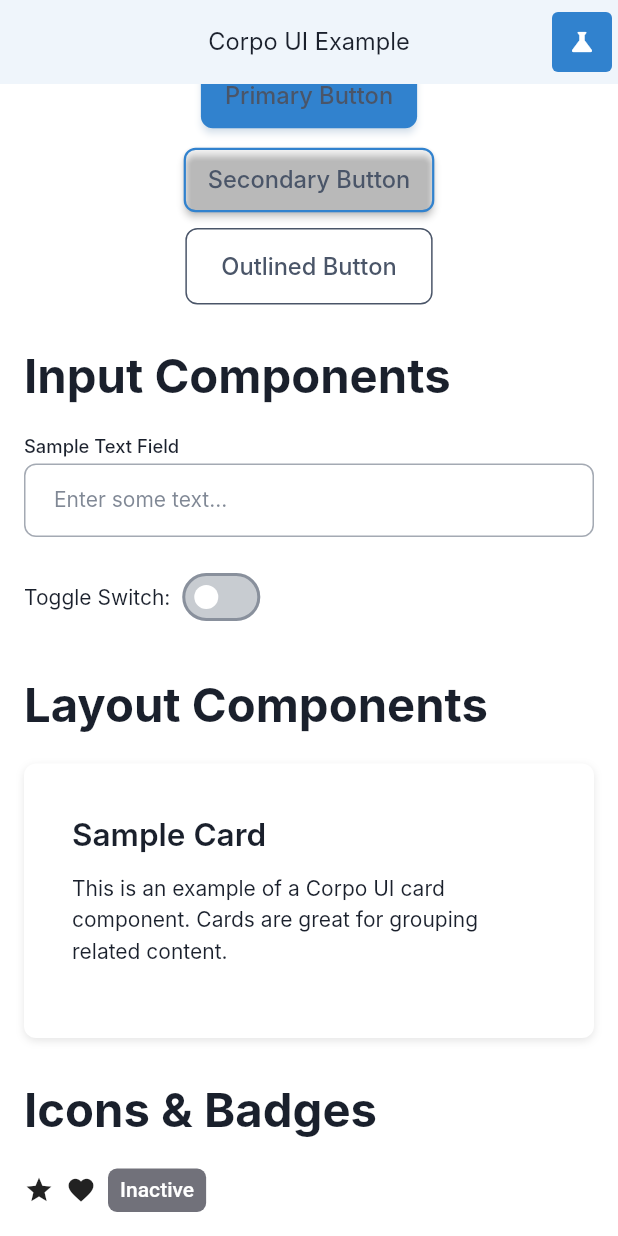
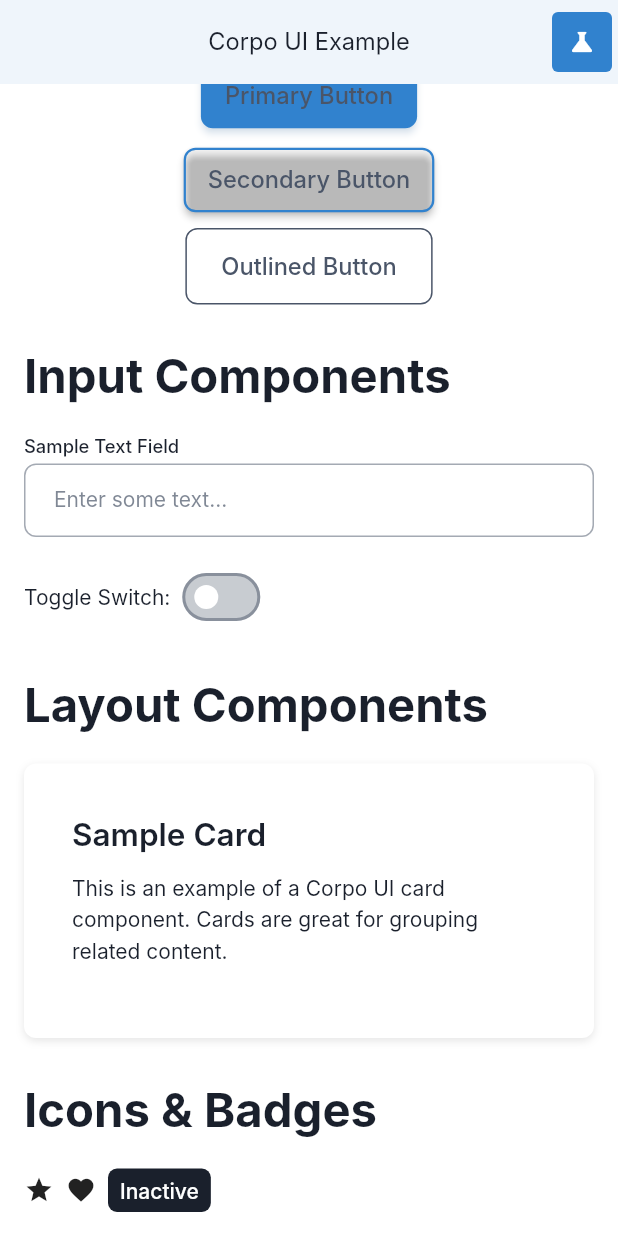
Before and after one commit to sazardev/corpo_ui, a Flutter app: the screen it shows after launch, scrolled down 486 dp, on a phone screen of 412 x 824 dp. Run offline on Flutter 3.47's test engine with Material 3 defaults, Android fonts, the phone set to English and light mode, and no system bars; Roboto replaces fonts that are missing (Inter); project files that could hold a hidden picture were left out.

Commit message:
Refactor components to utilize design tokens for consistent styling
- Updated `corpo_data_table.dart` to replace constants with design tokens for spacing, typography, and colors.
- Refactored `corpo_expansion_panel.dart` to use design tokens for padding and spacing.
- Modified `corpo_list_tile.dart` to implement design tokens for padding, colors, and text styles.
- Adjusted `corpo_stepper.dart` to apply design tokens for padding and margin.
- Enhanced `corpo_timeline.dart` to utilize design tokens for spacing and padding.
- Updated `corpo_skeleton.dart` to align spacing with design tokens.
- Refactored `corpo_icon.dart` to use design tokens for colors and icon sizes.
- Changed `corpo_divider.dart` to apply design tokens for color.
- Updated `corpo_image.dart` to use design tokens for border radius.
- Modified `corpo_spinner.dart` to utilize design tokens for color.
- Refactored `corpo_text.dart` to apply design tokens for color.

```diff
--- a/lib/src/components/avatars/corpo_avatar.dart
+++ b/lib/src/components/avatars/corpo_avatar.dart
@@ -18,7 +18,7 @@
 ///
 /// CorpoAvatar.initials(
 ///   'Jane Smith',
-///   backgroundColor: CorpoColors.primary500,
+///   backgroundColor: CorpoDesignTokens().primaryColor,
 /// )
 ///
 /// CorpoAvatar.withStatus(
--- a/lib/src/components/badges/corpo_badge.dart
+++ b/lib/src/components/badges/corpo_badge.dart
@@ -33,9 +33,7 @@ library;
 
 import 'package:flutter/material.dart';
 
-import '../../constants/colors.dart';
-import '../../constants/spacing.dart';
-import '../../constants/typography.dart';
+import '../../design_tokens.dart';
 
 /// Badge variant types for different semantic meanings.
 ///
@@ -179,29 +177,38 @@ class CorpoBadge extends StatelessWidget {
 
   @override
   Widget build(BuildContext context) {
+    final CorpoDesignTokens tokens = CorpoDesignTokens();
     final ThemeData theme = Theme.of(context);
     final bool isDark = theme.brightness == Brightness.dark;
 
     // Build notification badge if child is provided
     if (child != null) {
-      return _buildNotificationBadge(isDark);
+      return _buildNotificationBadge(isDark, tokens);
     }
 
     // Build regular badge
-    return _buildBadge(isDark);
+    return _buildBadge(isDark, tokens);
   }
 
-  /// Builds a notification badge positioned over a child widget.
-  Widget _buildNotificationBadge(bool isDark) => Stack(
-    clipBehavior: Clip.none,
-    children: <Widget>[
-      child!,
-      Positioned(top: -8, right: -8, child: _buildBadge(isDark)),
-    ],
-  );
+  /// Determines if badge should be shown for notification badges.
+  bool _shouldShowBadge() {
+    return count != null && count! > 0;
+  }
+
+  /// Builds a notification badge with count indicator.
+  Widget _buildNotificationBadge(bool isDark, CorpoDesignTokens tokens) {
+    return Stack(
+      clipBehavior: Clip.none,
+      children: [
+        child!,
+        if (_shouldShowBadge())
+          Positioned(top: -8, right: -8, child: _buildBadge(isDark, tokens)),
+      ],
+    );
+  }
 
   /// Builds the main badge widget.
-  Widget _buildBadge(bool isDark) {
+  Widget _buildBadge(bool isDark, CorpoDesignTokens tokens) {
     final String displayText = _getDisplayText();
     final bool isEmpty = displayText.isEmpty && style != CorpoBadgeStyle.dot;
 
@@ -209,12 +216,12 @@ class CorpoBadge extends StatelessWidget {
       return const SizedBox.shrink();
     }
 
-    final EdgeInsets padding = _getPadding();
-    final BorderRadius borderRadius = _getBorderRadius();
-    final Color backgroundColor = _getBackgroundColor(isDark);
-    final Color textColor = _getTextColor(isDark);
-    final Color borderColor = _getBorderColor(isDark);
-    final TextStyle textStyle = _getTextStyle();
+    final EdgeInsets padding = _getPadding(tokens);
+    final BorderRadius borderRadius = _getBorderRadius(tokens);
+    final Color backgroundColor = _getBackgroundColor(isDark, tokens);
+    final Color textColor = _getTextColor(isDark, tokens);
+    final Color borderColor = _getBorderColor(isDark, tokens);
+    final TextStyle textStyle = _getTextStyle(tokens);
     final double minSize = _getMinSize();
 
     Widget badgeContent;
@@ -237,9 +244,9 @@ class CorpoBadge extends StatelessWidget {
       final List<Widget> children = <Widget>[];
 
       if (icon != null) {
-        children.add(Icon(icon, size: _getIconSize(), color: textColor));
+        children.add(Icon(icon, size: _getIconSize(tokens), color: textColor));
         if (displayText.isNotEmpty) {
-          children.add(const SizedBox(width: CorpoSpacing.extraSmall));
+          children.add(SizedBox(width: tokens.spacing1x));
         }
       }
 
@@ -286,39 +293,36 @@ class CorpoBadge extends StatelessWidget {
   }
 
   /// Gets the padding based on size and style.
-  EdgeInsets _getPadding() {
+  EdgeInsets _getPadding(CorpoDesignTokens tokens) {
     if (style == CorpoBadgeStyle.dot) {
       return EdgeInsets.zero;
     }
 
     switch (size) {
       case CorpoBadgeSize.small:
-        return const EdgeInsets.symmetric(
-          horizontal: CorpoSpacing.extraSmall,
-          vertical: 2,
-        );
+        return EdgeInsets.symmetric(horizontal: tokens.spacing1x, vertical: 2);
       case CorpoBadgeSize.medium:
-        return const EdgeInsets.symmetric(
-          horizontal: CorpoSpacing.small,
-          vertical: CorpoSpacing.extraSmall,
+        return EdgeInsets.symmetric(
+          horizontal: tokens.spacing2x,
+          vertical: tokens.spacing1x,
         );
       case CorpoBadgeSize.large:
-        return const EdgeInsets.symmetric(
-          horizontal: CorpoSpacing.small,
-          vertical: CorpoSpacing.extraSmall + 2,
+        return EdgeInsets.symmetric(
+          horizontal: tokens.spacing2x,
+          vertical: tokens.spacing1x + 2,
         );
     }
   }
 
   /// Gets the border radius based on size.
-  BorderRadius _getBorderRadius() {
+  BorderRadius _getBorderRadius(CorpoDesignTokens tokens) {
     switch (size) {
       case CorpoBadgeSize.small:
-        return BorderRadius.circular(CorpoSpacing.extraSmall);
+        return BorderRadius.circular(tokens.spacing1x);
       case CorpoBadgeSize.medium:
-        return BorderRadius.circular(CorpoSpacing.extraSmall + 2);
+        return BorderRadius.circular(tokens.spacing1x + 2);
       case CorpoBadgeSize.large:
-        return BorderRadius.circular(CorpoSpacing.small);
+        return BorderRadius.circular(tokens.spacing2x);
     }
   }
 
@@ -335,39 +339,51 @@ class CorpoBadge extends StatelessWidget {
   }
 
   /// Gets the icon size based on badge size.
-  double _getIconSize() {
+  double _getIconSize(CorpoDesignTokens tokens) {
     switch (size) {
       case CorpoBadgeSize.small:
-        return 12;
+        return tokens.fontSizeSmall;
       case CorpoBadgeSize.medium:
-        return 14;
+        return tokens.baseFontSize;
       case CorpoBadgeSize.large:
-        return 16;
+        return tokens.fontSizeLarge;
     }
   }
 
   /// Gets the text style based on size.
-  TextStyle _getTextStyle() {
+  TextStyle _getTextStyle(CorpoDesignTokens tokens) {
     switch (size) {
       case CorpoBadgeSize.small:
-        return CorpoTypography.labelSmall;
+        return TextStyle(
+          fontSize: tokens.fontSizeSmall,
+          fontFamily: tokens.fontFamily,
+          fontWeight: FontWeight.w500,
+        );
       case CorpoBadgeSize.medium:
-        return CorpoTypography.labelMedium;
+        return TextStyle(
+          fontSize: tokens.baseFontSize,
+          fontFamily: tokens.fontFamily,
+          fontWeight: FontWeight.w500,
+        );
       case CorpoBadgeSize.large:
-        return CorpoTypography.labelLarge;
+        return TextStyle(
+          fontSize: tokens.fontSizeLarge,
+          fontFamily: tokens.fontFamily,
+          fontWeight: FontWeight.w500,
+        );
     }
   }
 
   /// Gets the background color based on variant and style.
-  Color _getBackgroundColor(bool isDark) {
+  Color _getBackgroundColor(bool isDark, CorpoDesignTokens tokens) {
     switch (style) {
       case CorpoBadgeStyle.filled:
       case CorpoBadgeStyle.dot:
-        return _getVariantColor(variant, isDark);
+        return _getVariantColor(variant, isDark, tokens);
       case CorpoBadgeStyle.outlined:
         return Colors.transparent;
       case CorpoBadgeStyle.subtle:
-        final Color baseColor = _getVariantColor(variant, isDark);
+        final Color baseColor = _getVariantColor(variant, isDark, tokens);
         return Color.fromARGB(
           (0.1 * 255).round(),
           (baseColor.r * 255.0).round() & 0xff,
@@ -378,39 +394,44 @@ class CorpoBadge extends StatelessWidget {
   }
 
   /// Gets the text color based on variant and style.
-  Color _getTextColor(bool isDark) {
+  Color _getTextColor(bool isDark, CorpoDesignTokens tokens) {
     switch (style) {
       case CorpoBadgeStyle.filled:
       case CorpoBadgeStyle.dot:
         return _isLightVariant(variant)
-            ? CorpoColors.neutral800
-            : CorpoColors.neutralWhite;
+            ? tokens.textPrimary
+            : tokens.surfaceColor;
       case CorpoBadgeStyle.outlined:
       case CorpoBadgeStyle.subtle:
-        return _getVariantColor(variant, isDark);
+        return _getVariantColor(variant, isDark, tokens);
     }
   }
 
   /// Gets the border color for outlined badges.
-  Color _getBorderColor(bool isDark) => _getVariantColor(variant, isDark);
+  Color _getBorderColor(bool isDark, CorpoDesignTokens tokens) =>
+      _getVariantColor(variant, isDark, tokens);
 
   /// Gets the color for a specific variant.
-  Color _getVariantColor(CorpoBadgeVariant variant, bool isDark) {
+  Color _getVariantColor(
+    CorpoBadgeVariant variant,
+    bool isDark,
+    CorpoDesignTokens tokens,
+  ) {
     switch (variant) {
       case CorpoBadgeVariant.neutral:
-        return isDark ? CorpoColors.neutral600 : CorpoColors.neutral500;
+        return isDark ? tokens.textSecondary : tokens.textPrimary;
       case CorpoBadgeVariant.primary:
-        return CorpoColors.primary500;
+        return tokens.primaryColor;
       case CorpoBadgeVariant.secondary:
-        return isDark ? CorpoColors.neutral500 : CorpoColors.neutral600;
+        return isDark ? tokens.textSecondary : tokens.textPrimary;
       case CorpoBadgeVariant.success:
-        return CorpoColors.success;
+        return tokens.successColor;
       case CorpoBadgeVariant.warning:
-        return CorpoColors.warning;
+        return tokens.warningColor;
       case CorpoBadgeVariant.error:
-        return CorpoColors.error;
+        return tokens.errorColor;
       case CorpoBadgeVariant.info:
-        return CorpoColors.info;
+        return tokens.infoColor;
     }
   }
 
--- a/lib/src/components/feedback/corpo_skeleton.dart
+++ b/lib/src/components/feedback/corpo_skeleton.dart
@@ -87,7 +87,7 @@ class CorpoSkeleton extends StatefulWidget {
     super.key,
     this.lines = 1,
     this.lineHeight = 16.0,
-    this.spacing = 8.0, // CorpoSpacing.small equivalent
+    this.spacing = 8.0, // CorpoDesignTokens().spacing2x equivalent
     this.animation = CorpoSkeletonAnimation.shimmer,
     this.baseColor,
     this.highlightColor,
--- a/lib/src/components/icons/corpo_icon.dart
+++ b/lib/src/components/icons/corpo_icon.dart
@@ -14,7 +14,7 @@
 /// CorpoIcon(
 ///   Icons.person,
 ///   size: CorpoIconSize.medium,
-///   color: CorpoColors.primary500,
+///   color: CorpoDesignTokens().primaryColor,
 /// )
 ///
 /// CorpoIcon.semantic(
@@ -31,8 +31,7 @@ library;
 
 import 'package:flutter/material.dart';
 
-import '../../constants/colors.dart';
-import '../../constants/spacing.dart';
+import '../../design_tokens.dart';
 
 /// Icon size variants for different use cases.
 ///
@@ -253,6 +252,7 @@ class CorpoIcon extends StatelessWidget {
 
   @override
   Widget build(BuildContext context) {
+    final CorpoDesignTokens tokens = CorpoDesignTokens();
     final ThemeData theme = Theme.of(context);
     final bool isDark = theme.brightness == Brightness.dark;
 
@@ -260,10 +260,10 @@ class CorpoIcon extends StatelessWidget {
     final IconData effectiveIconData = _getEffectiveIconData();
 
     // Calculate icon size in pixels
-    final double iconSize = _getIconSizeInPixels();
+    final double iconSize = _getIconSizeInPixels(tokens);
 
     // Determine effective color
-    final Color effectiveColor = _getEffectiveColor(theme, isDark);
+    final Color effectiveColor = _getEffectiveColor(theme, isDark, tokens);
 
     // Build the icon widget
     final Widget iconWidget = Icon(
@@ -277,9 +277,9 @@ class CorpoIcon extends StatelessWidget {
     if (onTap != null) {
       return InkWell(
         onTap: onTap,
-        borderRadius: BorderRadius.circular(CorpoSpacing.extraSmall),
+        borderRadius: BorderRadius.circular(tokens.spacing1x),
         child: Padding(
-          padding: const EdgeInsets.all(CorpoSpacing.extraSmall),
+          padding: EdgeInsets.all(tokens.spacing1x),
           child: iconWidget,
         ),
       );
@@ -388,26 +388,30 @@ class CorpoIcon extends StatelessWidget {
     }
   }
 
-  /// Converts size enum to pixel value.
-  double _getIconSizeInPixels() {
+  /// Converts size enum to pixel value using design tokens.
+  double _getIconSizeInPixels(CorpoDesignTokens tokens) {
     switch (size) {
       case CorpoIconSize.extraSmall:
-        return 12;
+        return tokens.spacing3x; // 12px
       case CorpoIconSize.small:
-        return 16;
+        return tokens.spacing4x; // 16px
       case CorpoIconSize.medium:
-        return 20;
+        return tokens.spacing4x * 1.25; // 20px (16 * 1.25)
       case CorpoIconSize.large:
-        return 24;
+        return tokens.spacing6x; // 24px
       case CorpoIconSize.extraLarge:
-        return 32;
+        return tokens.spacing8x; // 32px
       case CorpoIconSize.xxLarge:
-        return 48;
+        return tokens.spacing12x; // 48px
     }
   }
 
-  /// Determines the effective color based on context.
-  Color _getEffectiveColor(ThemeData theme, bool isDark) {
+  /// Determines the effective color based on context using design tokens.
+  Color _getEffectiveColor(
+    ThemeData theme,
+    bool isDark,
+    CorpoDesignTokens tokens,
+  ) {
     if (color != null) {
       return color!;
     }
@@ -416,13 +420,13 @@ class CorpoIcon extends StatelessWidget {
     if (semanticIcon != null) {
       switch (semanticIcon!) {
         case CorpoSemanticIcon.success:
-          return CorpoColors.success;
+          return tokens.successColor;
         case CorpoSemanticIcon.warning:
-          return CorpoColors.warning;
+          return tokens.warningColor;
         case CorpoSemanticIcon.error:
-          return CorpoColors.error;
+          return tokens.errorColor;
         case CorpoSemanticIcon.info:
-          return CorpoColors.info;
+          return tokens.infoColor;
         default:
           break;
       }
@@ -430,12 +434,12 @@ class CorpoIcon extends StatelessWidget {
 
     // Use primary color for action icons
     if (actionIcon != null) {
-      return CorpoColors.primary500;
+      return tokens.primaryColor;
     }
 
-    // Default to theme icon color
+    // Default to theme icon color or design tokens
     return theme.iconTheme.color ??
-        (isDark ? CorpoColors.neutral200 : CorpoColors.neutral700);
+        (isDark ? tokens.textSecondary : tokens.textPrimary);
   }
 
   /// Gets default semantic label for accessibility.
--- a/lib/src/components/layout/corpo_divider.dart
+++ b/lib/src/components/layout/corpo_divider.dart
@@ -23,7 +23,7 @@
 /// )
 ///
 /// CorpoDivider.custom(
-///   color: CorpoColors.primary200,
+///   color: CorpoDesignTokens().primaryColor,
 ///   thickness: 2,
 ///   indent: 16,
 /// )
--- a/lib/src/components/progress/corpo_spinner.dart
+++ b/lib/src/components/progress/corpo_spinner.dart
@@ -13,7 +13,7 @@
 /// CorpoSpinner()
 ///
 /// CorpoSpinner.large(
-///   color: CorpoColors.primary500,
+///   color: CorpoDesignTokens().primaryColor,
 /// )
 ///
 /// CorpoSpinner.overlay(
--- a/lib/src/components/typography/corpo_text.dart
+++ b/lib/src/components/typography/corpo_text.dart
@@ -13,7 +13,7 @@
 /// CorpoText(
 ///   'Hello World',
 ///   variant: CorpoTextVariant.headingLarge,
-///   color: CorpoColors.primary500,
+///   color: CorpoDesignTokens().primaryColor,
 /// )
 ///
 /// CorpoText.bodyMedium('Standard body text')
```
Also changed, not shown: lib/src/components/data/corpo_data_table.dart (+45 -30 lines), lib/src/components/data/corpo_expansion_panel.dart (+25 -22 lines), lib/src/components/data/corpo_list_tile.dart (+59 -40 lines), lib/src/components/data/corpo_stepper.dart (+30 -27 lines), lib/src/components/data/corpo_timeline.dart (+47 -35 lines), lib/src/components/media/corpo_image.dart (+10 -5 lines), 1 other file.
